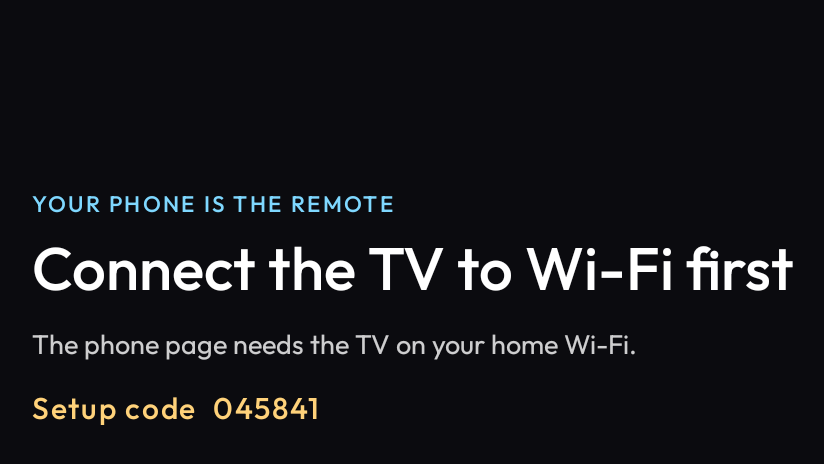
After one commit to Asta39/tvupgrade, an Android app: the PhoneActivity screen opened directly, with no data from a screen before it, on a phone screen of 824 x 412 dp (held sideways). The commit adds this screen. Shown: the top 464 px of the screen, without its empty margins (196-1020 px from the left). Run offline under Robolectric (Android 15) with nearby library versions, the phone set to English and light mode, and no system bars; pictures from the network do not load.

Commit message:
feat: phone remote for Home mode
- The phone page runs in every mode; Control Center gets a Phone remote tile with the QR code (claim code until a host is set)
- Home setup ends with the same QR code
- In Home mode anyone on the Wi-Fi gets Remote, Watch, Watch together and Music without the rental details; the host can turn it off (Household remote)
- Household phones can open any of the TV's apps

```diff
--- a/launcher/app/src/main/java/com/gathin/tvhome/ControlCenter.java
+++ b/launcher/app/src/main/java/com/gathin/tvhome/ControlCenter.java
@@ -198,6 +198,10 @@ final class ControlCenter implements MediaWatch.Listener {
         col.addView(row3, lp(ViewGroup.LayoutParams.MATCH_PARENT, 12));
         // This fork's Guest mode: the welcome screen for an Airbnb or rental becomes Home (GuestActivity).
         LinearLayout row4 = tileRow();
+        row4.addView(tile(R.drawable.ic_cc_phone, "Phone remote", v -> {
+            close();
+            activity.startActivity(new android.content.Intent(activity, PhoneActivity.class));
+        }));
         row4.addView(tile(R.drawable.ic_home_settings, "Guest mode", v -> {
             close();
             new android.app.AlertDialog.Builder(activity)
--- a/launcher/app/src/main/java/com/gathin/tvhome/MainActivity.java
+++ b/launcher/app/src/main/java/com/gathin/tvhome/MainActivity.java
@@ -397,8 +397,9 @@ public class MainActivity extends Activity implements AppAdapter.TileListener {
         if (Setup.needed(this)) startActivity(new Intent(this, SetupActivity.class));
         // Guest mode (an Airbnb or rental TV): the welcome screen is Home (GuestActivity, Stay).
         else if (Stay.guestMode(this)) startActivity(new Intent(this, GuestActivity.class));
-        // A host has claimed this TV: keep the phone page up, so they can switch to Guest mode from it.
-        if (!Stay.json(this).optString("pin_sha256", "").isEmpty()) HostServer.start(this);
+        // The phone page: the household's remote in Home mode, the host's page in any mode. Unclaimed, it waits for
+        // the first phone to scan the QR code (Control Center → Phone remote, or the end of setup).
+        HostServer.start(this);
         setContentView(R.layout.activity_main);
         density = getResources().getDisplayMetrics().density;
         // config.xml, overlaid by config.json from a pushed theme (see Config and tools/theme.sh).
--- /dev/null
+++ b/launcher/app/src/main/java/com/gathin/tvhome/PhoneActivity.java
@@ -0,0 +1,126 @@
+package com.gathin.tvhome;
+
+import android.app.Activity;
+import android.graphics.Bitmap;
+import android.graphics.Color;
+import android.graphics.Typeface;
+import android.os.Bundle;
+import android.os.Handler;
+import android.os.Looper;
+import android.util.TypedValue;
+import android.view.Gravity;
+import android.view.KeyEvent;
+import android.view.View;
+import android.widget.FrameLayout;
+import android.widget.ImageView;
+import android.widget.LinearLayout;
+import android.widget.TextView;
+
+/**
+ * Phone remote (this fork, Home mode): a QR code that opens the TV's phone page. Before anyone has claimed the TV
+ * it carries the claim code, so the first phone to scan it sets the PIN and becomes the host; after that it is the
+ * plain page, where everyone on the Wi-Fi gets the remote, Watch, Watch together and Music. Opened from Control
+ * Center; the end of Home setup shows the same card.
+ */
+public class PhoneActivity extends Activity {
+    private final Handler main = new Handler(Looper.getMainLooper());
+    private FrameLayout root;
+    private boolean claimed;
+
+    @Override
+    protected void onCreate(Bundle state) {
+        super.onCreate(state);
+        HostServer.start(this);
+        root = new FrameLayout(this);
+        root.setBackgroundColor(0xFF0B0B0F);
+        setContentView(root);
+        show();
+    }
+
+    private void show() {
+        root.removeAllViews();
+        claimed = HostServer.claimCode == null;
+        root.addView(card(this, 260), new FrameLayout.LayoutParams(-2, -2, Gravity.CENTER));
+    }
+
+    /** Rebuilds once the TV is claimed, so the code makes way for the page everyone else scans. */
+    private final Runnable watch = new Runnable() {
+        @Override
+        public void run() {
+            if (!claimed && HostServer.claimCode == null) show();
+            main.postDelayed(this, 2000);
+        }
+    };
+
+    @Override
+    protected void onResume() {
+        super.onResume();
+        main.post(watch);
+    }
+
+    @Override
+    protected void onPause() {
+        super.onPause();
+        main.removeCallbacks(watch);
+    }
+
+    @Override
+    public boolean onKeyDown(int keyCode, KeyEvent event) {
+        if (keyCode == KeyEvent.KEYCODE_BACK || keyCode == KeyEvent.KEYCODE_DPAD_CENTER || keyCode == KeyEvent.KEYCODE_ENTER) {
+            finish();
+            return true;
+        }
+        return super.onKeyDown(keyCode, event);
+    }
+
+    /** The QR code with what to do, for this screen and the last step of setup. */
+    static View card(Activity a, int qrDp) {
+        float dp = a.getResources().getDisplayMetrics().density;
+        LinearLayout row = new LinearLayout(a);
+        row.setGravity(Gravity.CENTER_VERTICAL);
+        String url = HostServer.url(a), code = HostServer.claimCode;
+        LinearLayout col = new LinearLayout(a);
+        col.setOrientation(LinearLayout.VERTICAL);
+        if (url != null) {
+            Bitmap bmp = HostQr.bitmap(code != null ? url + "#claim=" + code : url, Math.round(qrDp * dp));
+            if (bmp != null) {
+                ImageView q = new ImageView(a);
+                q.setImageBitmap(bmp);
+                row.addView(q, new LinearLayout.LayoutParams(Math.round(qrDp * dp), Math.round(qrDp * dp)));
+                col.setPadding(Math.round(48 * dp), 0, 0, 0);
+            }
+        }
+        col.addView(text(a, "YOUR PHONE IS THE REMOTE", 15, 0xFF7FD8FF, R.string.font_medium, 0.12f));
+        col.addView(text(a, url == null ? "Connect the TV to Wi-Fi first" : code != null ? "Scan to set it up" : "Scan to join",
+                40, Color.WHITE, R.string.font_medium, 0f), top(a, 8));
+        String body = url == null ? "The phone page needs the TV on your home Wi-Fi."
+                : code != null
+                ? "On the same Wi-Fi as the TV, point your phone's camera at the code. The first phone picks a PIN and "
+                + "becomes the host. Everyone else just scans to get the remote, Watch, Watch together and Music."
+                : "Anyone on the same Wi-Fi as the TV can scan this for the remote, the phone keyboard, Watch, Watch "
+                + "together and Music. Or open " + url.replace("http://", "").replaceAll("/$", "") + " in the browser.";
+        TextView b = text(a, body, 18, 0xCCFFFFFF, R.string.font_regular, 0f);
+        b.setLineSpacing(0, 1.2f);
+        col.addView(b, top(a, 14));
+        if (code != null) col.addView(text(a, "Setup code  " + code, 20, 0xFFFFD27A, R.string.font_medium, 0.06f), top(a, 18));
+        row.addView(col, new LinearLayout.LayoutParams(Math.round(520 * dp), -2));
+        return row;
+    }
+
+    private static LinearLayout.LayoutParams top(Activity a, int topDp) {
+        LinearLayout.LayoutParams l = new LinearLayout.LayoutParams(-2, -2);
+        l.topMargin = Math.round(topDp * a.getResources().getDisplayMetrics().density);
+        return l;
+    }
+
+    private static TextView text(Activity a, String s, int sp, int color, int font, float spacing) {
+        TextView t = new TextView(a);
+        t.setText(s);
+        t.setTextSize(TypedValue.COMPLEX_UNIT_SP, sp);
+        t.setTextColor(color);
+        t.setLetterSpacing(spacing);
+        Typeface face = UiFont.get(a, font);
+        if (face != null) t.setTypeface(face);
+        return t;
+    }
+}
--- /dev/null
+++ b/launcher/app/src/main/res/drawable/ic_cc_phone.xml
@@ -0,0 +1,6 @@
+<?xml version="1.0" encoding="utf-8"?>
+<vector xmlns:android="http://schemas.android.com/apk/res/android"
+    android:width="24dp" android:height="24dp"
+    android:viewportWidth="24" android:viewportHeight="24">
+    <path android:fillColor="#FFFFFFFF" android:pathData="M8.5,1.5h7c1.66,0 3,1.34 3,3v15c0,1.66 -1.34,3 -3,3h-7c-1.66,0 -3,-1.34 -3,-3v-15C5.5,2.84 6.84,1.5 8.5,1.5zM8.5,3.5c-0.55,0 -1,0.45 -1,1v15c0,0.55 0.45,1 1,1h7c0.55,0 1,-0.45 1,-1v-15c0,-0.55 -0.45,-1 -1,-1H8.5zM10.5,17.5h3c0.55,0 1,0.45 1,1s-0.45,1 -1,1h-3c-0.55,0 -1,-0.45 -1,-1S9.95,17.5 10.5,17.5z" />
+</vector>
```
Also changed, not shown: launcher/app/src/main/AndroidManifest.xml (+7 -0 lines), launcher/app/src/main/java/com/gathin/tvhome/HostServer.java (+25 -4 lines), launcher/app/src/main/java/com/gathin/tvhome/SetupActivity.java (+8 -1 lines), 1 other file.
